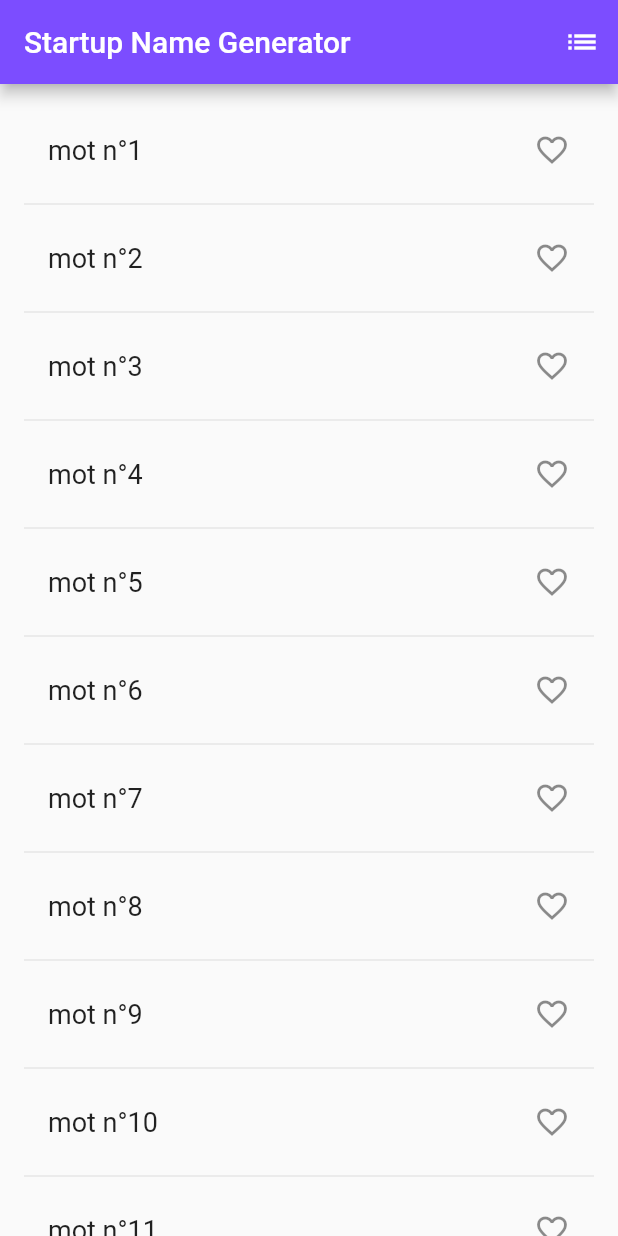
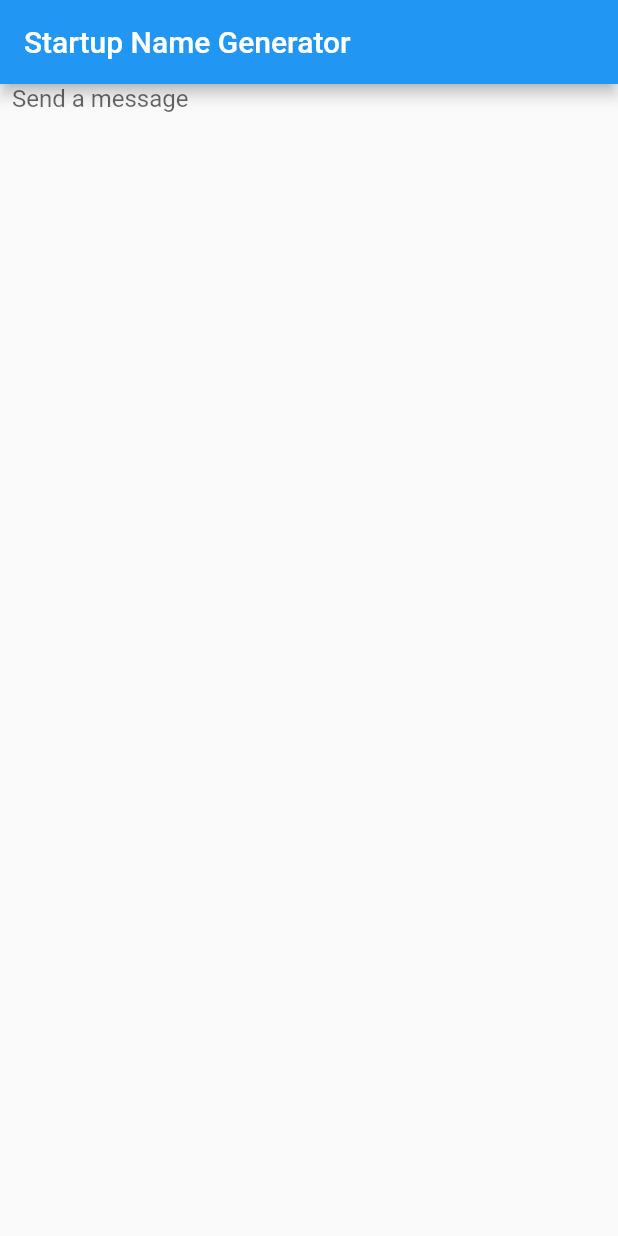
Before and after one commit to vigreux-joel/flutter-social, a Flutter app: the screen it shows after launch, on a phone screen of 412 x 824 dp. Run offline on Flutter 3.47's test engine with Material 2 defaults, Android fonts, the phone set to English and light mode, and no system bars.

Commit message:
0.0.1 example: messages

```diff
--- a/lib/main.dart
+++ b/lib/main.dart
@@ -1,133 +1,63 @@
 import 'package:flutter/material.dart';
 
 void main() {
-  runApp(const MyApp());
+  runApp(
+    const FriendlyChatApp(),
+  );
 }
 
-
-class MyApp extends StatelessWidget {
-  const MyApp({Key? key}) : super(key: key);
+class FriendlyChatApp extends StatelessWidget {
+  const FriendlyChatApp({
+    Key? key,
+  }) : super(key: key);
 
   @override
   Widget build(BuildContext context) {
-    return MaterialApp(          // Remove the const from here
-      title: 'Startup Name Generator',
-      theme: ThemeData(          // Add the 5 lines from here...
-        appBarTheme: const AppBarTheme(
-          backgroundColor: Colors.deepPurpleAccent,
-        ),
-      ),                         // ... to here.
-      home: const RandomWords(), // And add the const back here.
+    return const MaterialApp(
+      title: 'FriendlyChat',
+      home: ChatScreen(),
     );
   }
 }
 
-
-class RandomWords extends StatefulWidget {
-  const RandomWords({Key? key}) : super(key: key);
+class ChatScreen extends StatefulWidget {
+  const ChatScreen({Key? key}) : super(key: key);
 
   @override
-  State<RandomWords> createState() => _RandomWordsState();
+  State<ChatScreen> createState() => _ChatScreenState();
 }
 
-class _RandomWordsState extends State<RandomWords> {
-  final _suggestions = <String>[];                 // NEW
-  final _biggerFont = const TextStyle(fontSize: 18); // NEW
-  final _saved = <String>{};     // NEW
-  // final _biggerFont = TextStyle(fontSize: 18);
+class _ChatScreenState extends State<ChatScreen> {
+  final _textController = TextEditingController();
+
   @override
   Widget build(BuildContext context) {
-    return Scaffold (
+    return Scaffold(
       appBar: AppBar(
         title: const Text('Startup Name Generator'),
-        // Add from here ...
-        actions: [
-          IconButton(
-            icon: const Icon(Icons.list),
-            onPressed: _pushSaved,
-            tooltip: 'Saved Suggestions',
-          ),
-        ],
-        // ... to here
       ),
-      body: _buildSuggestions(),
+      body: _buildTextComposer(),
     );
   }
 
-  void _pushSaved() {
-    Navigator.of(context).push(
-      // Add lines from here...
-      MaterialPageRoute<void>(
-        builder: (context) {
-          final tiles = _saved.map(
-                (pair) {
-              return ListTile(
-                title: Text(
-                  pair,
-                  style: _biggerFont,
-                ),
-              );
-            },
-          );
-          final divided = tiles.isNotEmpty
-              ? ListTile.divideTiles(
-            context: context,
-            tiles: tiles,
-          ).toList()
-              : <Widget>[];
-
-          return Scaffold(
-            appBar: AppBar(
-              title: const Text('Saved Suggestions'),
+  Widget _buildTextComposer() {
+    return Container(
+      margin: const EdgeInsets.symmetric(horizontal: 8.0),
+      child: Row(
+        children: [
+          Flexible(
+            child: TextField(
+              controller: _textController,
+              onSubmitted: _handleSubmitted,
+              decoration:
+              const InputDecoration.collapsed(hintText: 'Send a message'),
             ),
-            body: ListView(children: divided),
-          );
-        },
-      ), // ...to here.
+          ),
+        ],
+      ),
     );
   }
-
-  Widget _buildSuggestions() {
-    return ListView.builder(
-      padding: const EdgeInsets.all(16),
-      itemBuilder: (context, i) {
-        if (i.isOdd) {
-          return const Divider();
-        }
-        final index = i ~/ 2;
-        if (index >= _suggestions.length) {
-          _suggestions.add('mot n°'+(index+1).toString());
-        }
-        return _buildRow(_suggestions[index]);
-      },
-    );
+  void _handleSubmitted(String text) {
+    _textController.clear();
   }
-  Widget _buildRow(String word)
-  {
-    final alreadySaved = _saved.contains(word);  // NEW
-    return ListTile(
-      title: Text(
-        word,
-        style: _biggerFont,
-      ),
-      trailing: Icon(     // NEW from here...
-        alreadySaved ? Icons.favorite : Icons.favorite_border,
-        color: alreadySaved ? Colors.red : null,
-        semanticLabel: alreadySaved ? 'Remove from saved' : 'Save',
-      ),
-      onTap: () {      // NEW lines from here...
-        setState(() {
-          if (alreadySaved) {
-            _saved.remove(word);
-          } else {
-            _saved.add(word);
-          }
-        });
-      },
-    );
-  }
-
-
-
-
 }
```
